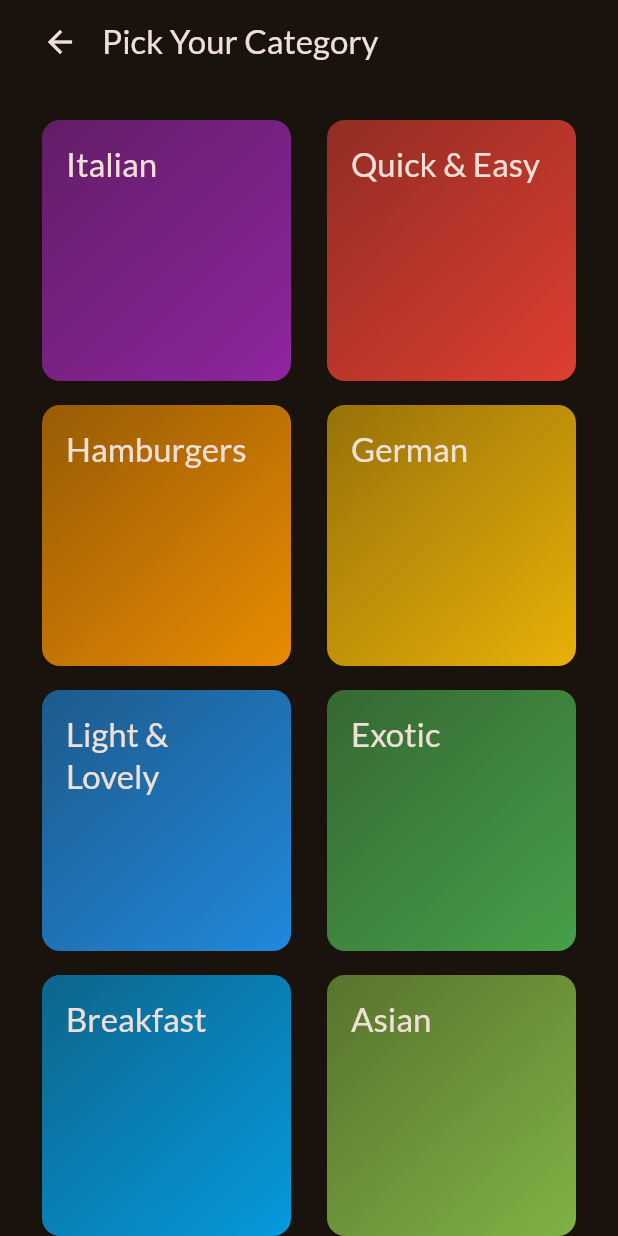
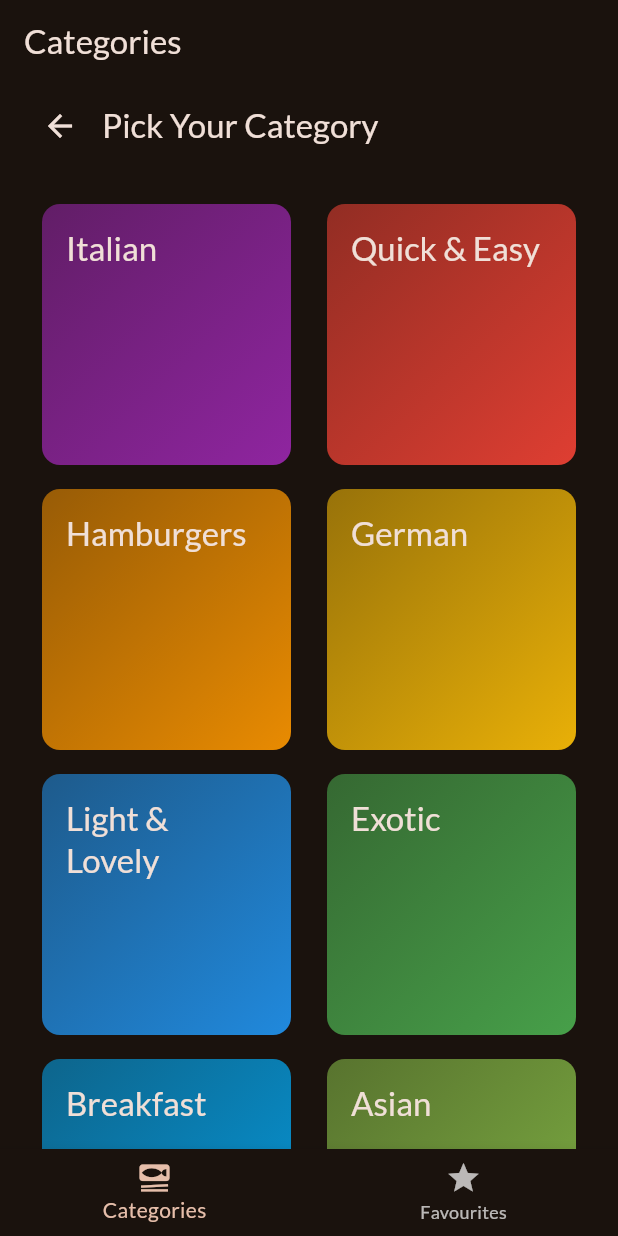
Before and after one commit to rajputsajal0206/food_cuisine_app, a Flutter app: the screen it shows after launch, on a phone screen of 412 x 824 dp. Run offline on Flutter 3.47's test engine with Material 3 defaults, Android fonts, the phone set to English and light mode, and no system bars; our stand-ins replace google_fonts, transparent_image.

Commit message:
Nav Bar Added

```diff
--- a/lib/main.dart
+++ b/lib/main.dart
@@ -1,5 +1,6 @@
 import 'package:flutter/material.dart';
 import 'package:food_cuisine_app/ui/categories.dart';
+import 'package:food_cuisine_app/ui/nav_screen.dart';
 import 'package:google_fonts/google_fonts.dart';
 
 final theme = ThemeData(
@@ -22,7 +23,7 @@ class FoodCuisineApp extends StatelessWidget {
     return MaterialApp(
       title: 'Flutter Demo',
       theme: theme,
-      home: const CategoriesScreen(),
+      home: const NavBarScreen(),
     );
   }
 }
--- /dev/null
+++ b/lib/ui/nav_screen.dart
@@ -0,0 +1,76 @@
+import 'package:flutter/material.dart';
+import 'package:food_cuisine_app/models/meals.dart';
+import 'package:food_cuisine_app/ui/categories.dart';
+import 'meals_screen.dart';
+
+class NavBarScreen extends StatefulWidget {
+  const NavBarScreen({super.key});
+
+  @override
+  State<NavBarScreen> createState() => _NavBarScreenState();
+}
+
+class _NavBarScreenState extends State<NavBarScreen> {
+  final List<Meal> _favouriteMeal = [];
+  int currentTab = 0;
+  void _toggleFavouriteStae(Meal meal) {
+    final isMealAvailable = _favouriteMeal.contains(meal);
+
+    if (isMealAvailable) {
+      setState(() {
+        _favouriteMeal.remove(meal);
+      });
+    } else {
+      setState(() {
+        _favouriteMeal.add(meal);
+      });
+    }
+  }
+
+  void indexCounter(int index) {
+    setState(() {
+      currentTab = index;
+    });
+  }
+
+
+  @override
+  Widget build(BuildContext context) {
+    String appBarTitle = 'Categories';
+    Widget activeWidget = CategoriesScreen();
+
+    if (currentTab == 1) {
+      activeWidget =
+          MealsScreen(title: 'Favourites', categoryMeals: _favouriteMeal);
+      appBarTitle= 'Favourites';
+    }
+
+    return Scaffold(
+      appBar: AppBar(
+        title: Text(
+          appBarTitle,
+        ),
+      ),
+      body: activeWidget,
+      bottomNavigationBar: BottomNavigationBar(
+          currentIndex: currentTab,
+          onTap: (index) {
+            indexCounter(index);
+          },
+          items: const [
+            BottomNavigationBarItem(
+              icon: Icon(
+                Icons.set_meal,
+              ),
+              label: 'Categories',
+            ),
+            BottomNavigationBarItem(
+              icon: Icon(
+                Icons.star,
+              ),
+              label: 'Favourites',
+            )
+          ]),
+    );
+  }
+}
```
